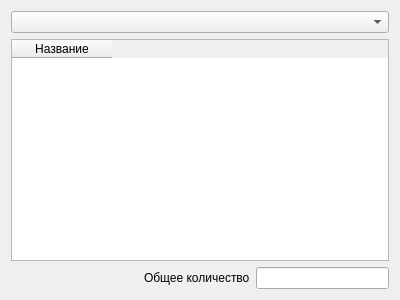
This is amounofmuscompofgroup.ui in asvitenkov/PBZ_LAB1 as Qt 5 draws it before an edit. The edited form follows.
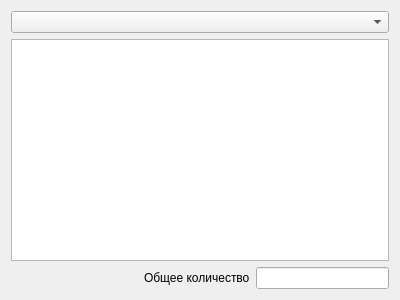
This is the edited form. Icons and pictures are not drawn.

What changed in the file:
```diff
--- a/amounofmuscompofgroup.ui
+++ b/amounofmuscompofgroup.ui
@@ -20,13 +20,7 @@
       <widget class="QComboBox" name="groupList"/>
      </item>
      <item>
-      <widget class="QTableWidget" name="tableWidget">
-       <column>
-        <property name="text">
-         <string>Название</string>
-        </property>
-       </column>
-      </widget>
+      <widget class="QTableView" name="tableView"/>
      </item>
      <item>
       <layout class="QHBoxLayout" name="horizontalLayout">
```
Left out of the diff: 8 changed lines with no effect on the pictures.
